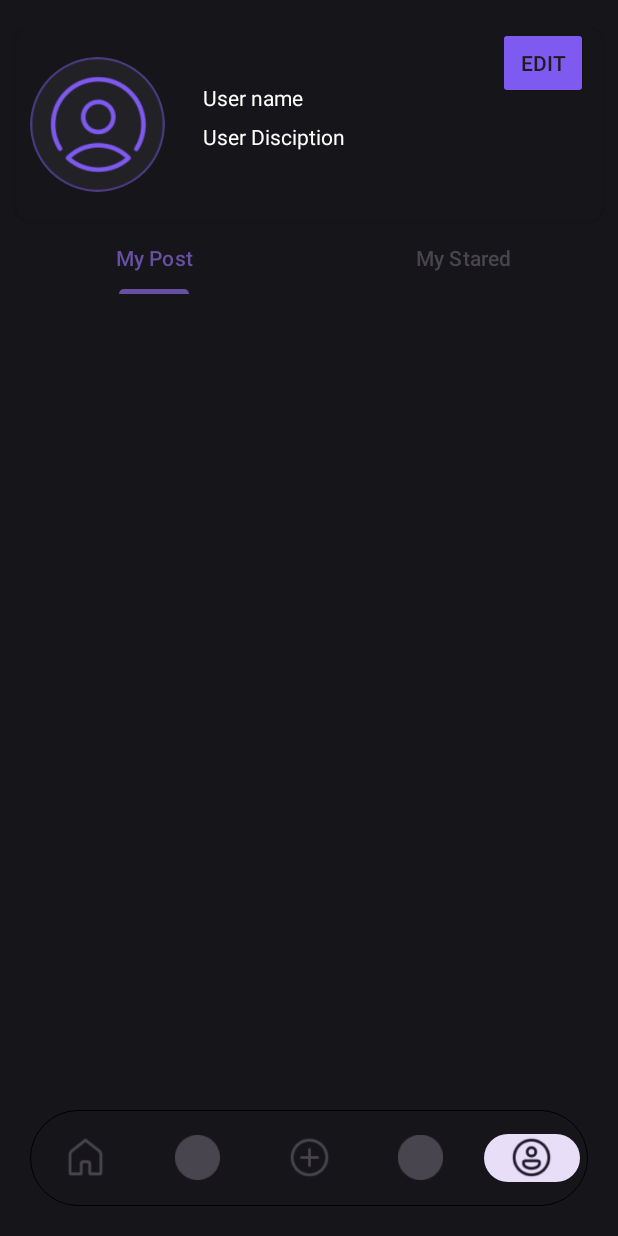
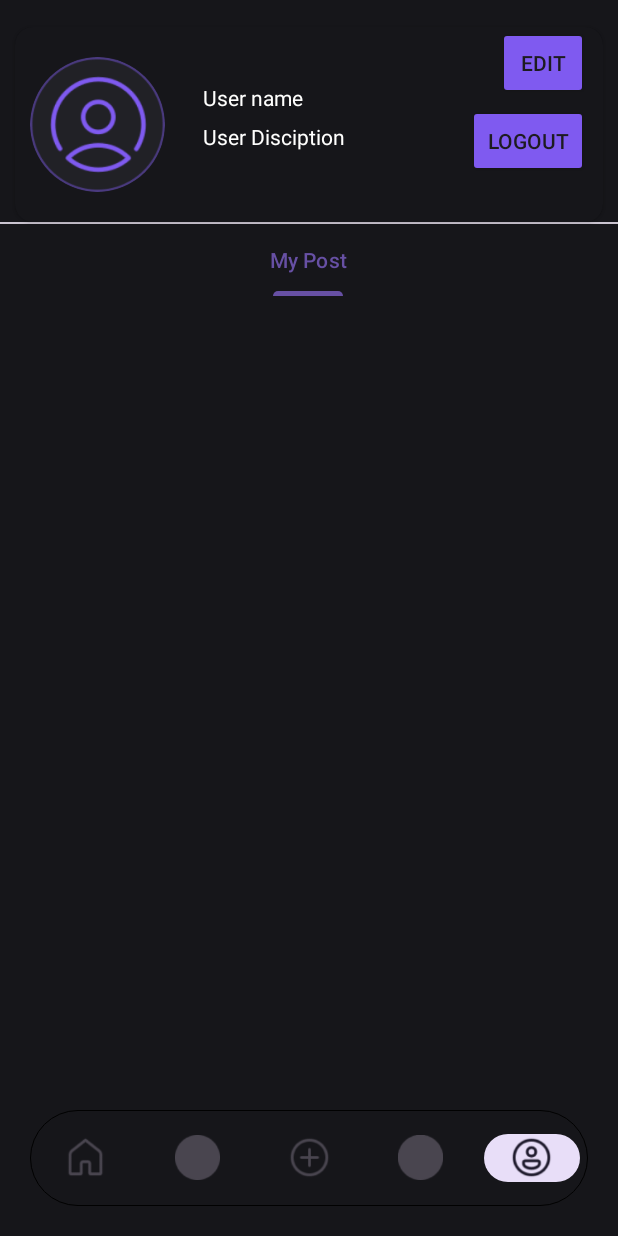
Before and after one commit to Akshayp02/Enlight21, an Android app: the screen it shows after launch once a user with an empty profile is signed in (MainActivity), item 5 of the bottom bar chosen, on a phone screen of 412 x 824 dp. Run offline under Robolectric (Android 15) with nearby library versions, the phone set to English and light mode, and no system bars; our stand-ins replace CircleImageView, Firebase (no records; nobody signed in at launch, a user with empty details on screens opened directly), Picasso; Roboto replaces fonts that are not available here; 4 statements that could not run were skipped.

Commit message:
Initial commit

```diff
--- a/app/src/main/java/com/example/enlight21/fragments/HomeFragment.java
+++ b/app/src/main/java/com/example/enlight21/fragments/HomeFragment.java
@@ -2,8 +2,10 @@ package com.example.enlight21.fragments;
 
 import static com.example.enlight21.Utils.Constant.FOLLOW;
 import static com.example.enlight21.Utils.Constant.POST;
+import static com.example.enlight21.Utils.Constant.USER_NODE;
 import static com.example.enlight21.databinding.FragmentHomeBinding.inflate;
 
+import android.content.Intent;
 import android.os.Bundle;
 
 import androidx.fragment.app.Fragment;
@@ -20,10 +22,13 @@ import com.example.enlight21.Adapters.PostAdapter;
 import com.example.enlight21.Models.Post;
 import com.example.enlight21.Models.User;
 
+import com.example.enlight21.Post.SearchActivity;
 import com.example.enlight21.databinding.FragmentHomeBinding;
 
 import com.google.firebase.auth.FirebaseAuth;
+import com.google.firebase.auth.FirebaseUser;
 import com.google.firebase.firestore.FirebaseFirestore;
+import com.squareup.picasso.Picasso;
 
 import java.util.ArrayList;
 
@@ -33,9 +38,10 @@ public class HomeFragment extends Fragment {
     private FragmentHomeBinding binding;
     private ArrayList<Post> postlist = new ArrayList<>();
     private ArrayList<User> followlist = new ArrayList<>();
-   private PostAdapter adapter ;
+    private PostAdapter adapter;
     private FollowrvAdapter folloeadapter;
 
+    FirebaseUser user1 = FirebaseAuth.getInstance().getCurrentUser();
     FirebaseFirestore db = FirebaseFirestore.getInstance();
 
     @Override
@@ -48,23 +54,34 @@ public class HomeFragment extends Fragment {
     public View onCreateView(LayoutInflater inflater, ViewGroup container,
                              Bundle savedInstanceState) {
         binding = inflate(inflater, container, false);
-        adapter = new PostAdapter(requireContext(),postlist);
+        adapter = new PostAdapter(requireContext(), postlist);
         binding.postRecycler.setLayoutManager(new LinearLayoutManager(requireContext()));
         binding.postRecycler.setAdapter(adapter);
 
-        folloeadapter = new FollowrvAdapter(requireContext(),followlist);
-        binding.followRecycler.setLayoutManager(new LinearLayoutManager(requireContext(), LinearLayoutManager.HORIZONTAL,false));
+        folloeadapter = new FollowrvAdapter(requireContext(), followlist);
+        binding.followRecycler.setLayoutManager(new LinearLayoutManager(requireContext(), LinearLayoutManager.HORIZONTAL, false));
         // binding.followRecycler.setPadding(0, 0, 0, 0);
+        db.collection(USER_NODE).document(user1.getUid()).get().addOnSuccessListener(documentSnapshot -> {
+
+            User user1 = documentSnapshot.toObject(User.class);
+            assert user1 != null;
+
+
+            if (user1.image != null) {
+                Picasso.get().load(user1.image).into(binding.storyicon);
+            }
+        });
 
         binding.followRecycler.setAdapter(folloeadapter);
         // code here
 
-        db.collection(FirebaseAuth.getInstance().getCurrentUser().getUid()+FOLLOW).get().addOnSuccessListener(queryDocumentSnapshots -> {
+        db.collection(FirebaseAuth.getInstance().getCurrentUser().getUid() + FOLLOW).get().addOnSuccessListener(queryDocumentSnapshots -> {
                     followlist.clear();
                     for (int i = 0; i < queryDocumentSnapshots.size(); i++) {
                         User user = queryDocumentSnapshots.getDocuments().get(i).toObject(User.class);
                         followlist.add(user);
                     }
+
                     folloeadapter.notifyDataSetChanged();
                 }
         );
@@ -79,7 +96,15 @@ public class HomeFragment extends Fragment {
         });
 
 
+        binding.Search.setOnClickListener(new View.OnClickListener() {
+            @Override
+            public void onClick(View view) {
 
+                Intent intent = new Intent(getActivity(), SearchActivity.class);
+                startActivity(intent);
+
+            }
+        });
 
         return binding.getRoot();
     }
--- a/app/src/main/java/com/example/enlight21/fragments/ProfileFragment.java
+++ b/app/src/main/java/com/example/enlight21/fragments/ProfileFragment.java
@@ -1,5 +1,6 @@
 package com.example.enlight21.fragments;
 
+import static androidx.fragment.app.FragmentManagerKt.commit;
 import static com.example.enlight21.Utils.Constant.USER_NODE;
 
 import android.content.Intent;
@@ -20,6 +21,7 @@ import com.example.enlight21.databinding.FragmentProfileBinding;
 
 import com.example.enlight21.editProfileActivity;
 
+import com.example.enlight21.signinActivity;
 import com.google.android.material.tabs.TabLayoutMediator;
 import com.google.firebase.auth.FirebaseAuth;
 import com.google.firebase.auth.FirebaseUser;
@@ -61,7 +63,7 @@ public class ProfileFragment extends Fragment {
 
         // Add fragments to the adapter
         viewpagerAdapter.addFragment(new MyPostFragment(), "My Post");
-        viewpagerAdapter.addFragment(new MySrtaredFragment(), "My Stared");
+       // viewpagerAdapter.addFragment(new MySrtaredFragment(), "My Stared");
 
         // Set the adapter to the ViewPager2
         binding.Viewpager.setAdapter(viewpagerAdapter);
@@ -70,6 +72,18 @@ public class ProfileFragment extends Fragment {
         new TabLayoutMediator(binding.tabLayout, binding.Viewpager,
                 (tab, position) -> tab.setText(viewpagerAdapter.getTitle(position))
         ).attach();
+
+
+        binding.logoutBtn.setOnClickListener(new View.OnClickListener() {
+            @Override
+            public void onClick(View view) {
+                FirebaseAuth.getInstance().signOut();
+                Intent intent = new Intent(getActivity(), signinActivity.class);
+                startActivity(intent);
+                getActivity().finish();
+
+            }
+        });
 
         return binding.getRoot();
     }
--- a/app/src/main/res/layout/fragment_my_post.xml
+++ b/app/src/main/res/layout/fragment_my_post.xml
@@ -2,7 +2,7 @@
 <LinearLayout xmlns:android="http://schemas.android.com/apk/res/android"
     xmlns:tools="http://schemas.android.com/tools"
     android:layout_width="match_parent"
-    android:layout_height="match_parent"
+    android:layout_height="wrap_content"
     android:orientation="vertical"
     android:background="@color/baseBgcolor"
     tools:context=".fragments.MyPostFragment">
--- a/app/src/main/res/layout/fragment_profile.xml
+++ b/app/src/main/res/layout/fragment_profile.xml
@@ -30,11 +30,21 @@
         <androidx.appcompat.widget.AppCompatButton
             android:id="@+id/edit_btn"
             android:layout_width="60dp"
-            android:layout_height="48dp"
+            android:layout_height="wrap_content"
             android:layout_gravity="end"
             android:layout_marginEnd="10dp"
             android:backgroundTint="@color/BTNcolor"
-            android:text="Edit"/>
+            android:text="Edit" />
+
+        <androidx.appcompat.widget.AppCompatButton
+            android:id="@+id/logout_btn"
+            android:layout_width="80dp"
+            android:layout_height="wrap_content"
+            android:layout_gravity="end"
+            android:layout_marginTop="52dp"
+            android:layout_marginEnd="10dp"
+            android:backgroundTint="@color/BTNcolor"
+            android:text="logout" />
 
         <LinearLayout
             android:layout_width="match_parent"
@@ -50,29 +60,31 @@
                 android:layout_width="match_parent"
                 android:layout_height="30dp"
                 android:layout_marginStart="5dp"
+                android:layout_marginTop="12dp"
                 android:layout_marginEnd="10dp"
                 android:gravity="center_vertical"
-                android:layout_marginTop="12dp"
                 android:text="User name"
-                android:textColor="@color/headline_color"
-                />
+                android:textColor="@color/headline_color" />
 
             <androidx.appcompat.widget.AppCompatCheckedTextView
                 android:id="@+id/Disciption"
                 android:layout_width="match_parent"
                 android:layout_height="40dp"
                 android:layout_marginStart="5dp"
+                android:layout_marginTop="1dp"
                 android:layout_marginEnd="10dp"
-                android:layout_marginTop="1dp"
 
                 android:text="User Disciption"
-                android:textColor="@color/headline_color"
-                />
+                android:textColor="@color/headline_color" />
 
         </LinearLayout>
 
 
     </androidx.cardview.widget.CardView>
+
+    <com.google.android.material.divider.MaterialDivider
+        android:layout_width="match_parent"
+        android:layout_height="wrap_content" />
 
     <com.google.android.material.tabs.TabLayout
         android:id="@+id/tabLayout"
@@ -97,12 +109,9 @@
     <androidx.viewpager2.widget.ViewPager2
         android:id="@+id/Viewpager"
         android:layout_width="match_parent"
-        android:layout_height="match_parent"
+        android:layout_height="wrap_content"
         android:background="@color/baseBgcolor"
         android:contentDescription="Description of your ViewPager" />
 
 
-
-
-
 </LinearLayout>
--- a/app/src/main/res/layout/mypostrvdesign.xml
+++ b/app/src/main/res/layout/mypostrvdesign.xml
@@ -1,7 +1,7 @@
 <?xml version="1.0" encoding="utf-8"?>
 <LinearLayout xmlns:android="http://schemas.android.com/apk/res/android"
     android:layout_width="match_parent"
-    android:layout_height="match_parent"
+    android:layout_height="wrap_content"
     android:orientation="vertical">
 
     <androidx.appcompat.widget.AppCompatImageView
```
Also changed, not shown: app/src/main/java/com/example/enlight21/Adapters/PostAdapter.java (+34 -6 lines), app/src/main/java/com/example/enlight21/Post/PostActivity.java (+15 -10 lines), app/src/main/java/com/example/enlight21/fragments/chat_Fragment.java (+1 -9 lines), app/src/main/res/layout/fragment_chat_.xml (+2 -37 lines), app/src/main/res/layout/fragment_home.xml (+5 -7 lines), app/src/main/res/layout/post_home_feed.xml (+28 -27 lines). Lines whose indentation alone changed are shown as unchanged.
